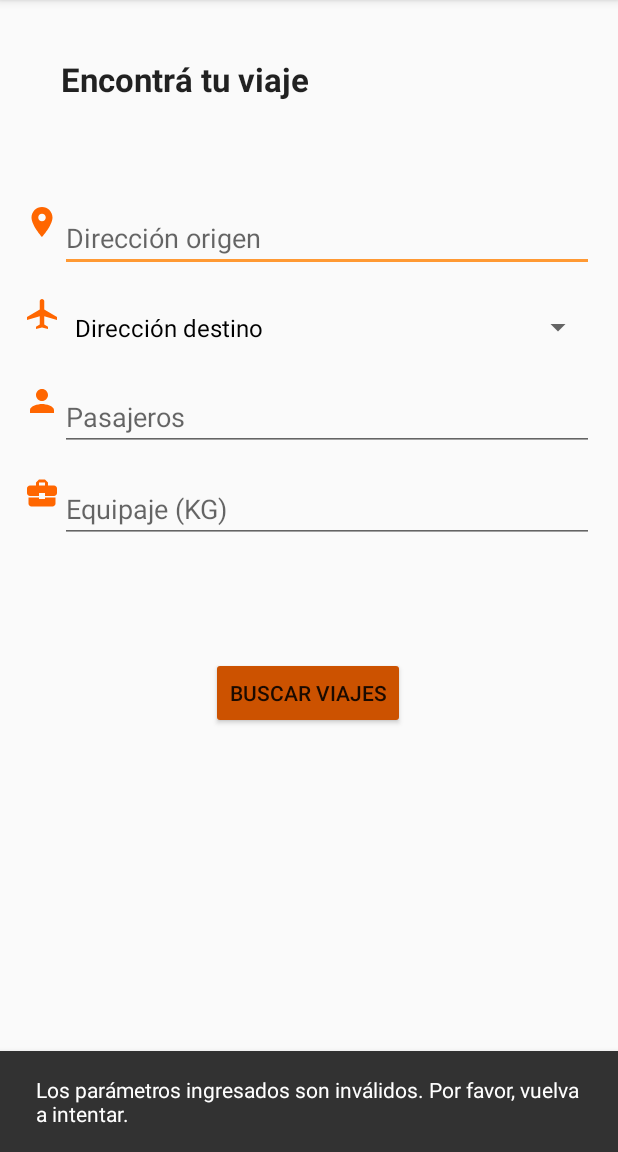
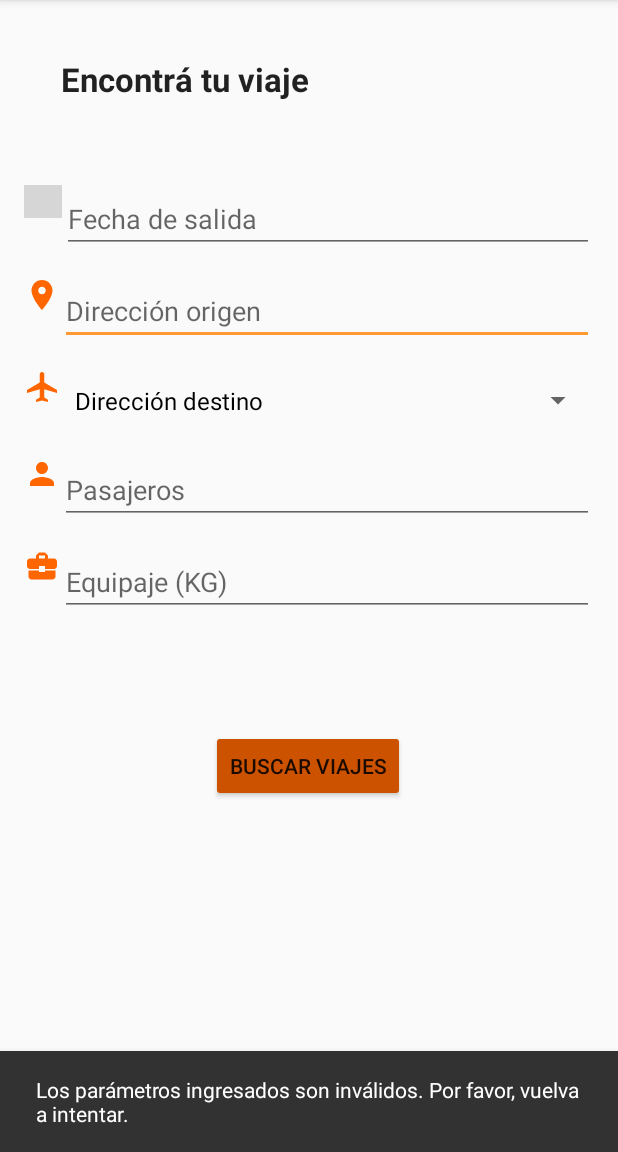
Before and after one commit to juanmartinez-19/vaa, an Android app built with Jetpack Compose: the screen it shows after launch (HomeActivity), after a tap on "BUSCAR VIAJES", on a phone screen of 412 x 824 dp, the part 84-1236 px from its top. Run offline under Robolectric (Android 15) with nearby library versions, the phone set to English and light mode, and no system bars; our stand-ins replace navigation-ui; grey boxes are pictures that could not be loaded.

Commit message:
Agrega fecha del viaje en la pantalla de inicio

```diff
--- a/app/src/main/java/com/example/vanalaeropuerto/fragments/HomeFragment.kt
+++ b/app/src/main/java/com/example/vanalaeropuerto/fragments/HomeFragment.kt
@@ -1,5 +1,6 @@
 package com.example.vanalaeropuerto.fragments
 
+import android.app.DatePickerDialog
 import android.content.Context
 import android.content.SharedPreferences
 import androidx.lifecycle.ViewModelProvider
@@ -12,6 +13,7 @@ import android.view.ViewGroup
 import android.widget.AdapterView
 import android.widget.ArrayAdapter
 import android.widget.Button
+import android.widget.DatePicker
 import android.widget.EditText
 import android.widget.ProgressBar
 import android.widget.Spinner
@@ -22,6 +24,7 @@ import com.example.vanalaeropuerto.R
 import com.example.vanalaeropuerto.data.ViewState
 import com.example.vanalaeropuerto.viewmodels.HomeViewModel
 import com.google.android.material.snackbar.Snackbar
+import java.util.Calendar
 
 class HomeFragment : Fragment() {
 
@@ -31,6 +34,7 @@ class HomeFragment : Fragment() {
     private lateinit var spDestinationAddress : Spinner
     private lateinit var etPassangers : EditText
     private lateinit var etLuggage : EditText
+    private lateinit var etDepartureDate : EditText
     private lateinit var btnSearch : Button
     //State
     private lateinit var progressBar : ProgressBar
@@ -40,6 +44,8 @@ class HomeFragment : Fragment() {
     private var destinationAddress: String=""
     private var luggage: Float = 0F
     private var passangers: Int = 0
+    private var departureDate: String?=""
+    private var selectedDateInMillis: Long = 0
 
     val opcionesDestino = listOf("Dirección destino", "Buenos Aires Aeroparque, Argentina (AEP)", "Buenos Aires Ezeiza, Argentina (EZE)")
 
@@ -58,6 +64,7 @@ class HomeFragment : Fragment() {
         btnSearch = v.findViewById(R.id.btnBuscar)
         progressBar = v.findViewById(R.id.progressBarLoading)
         textViewTitle = v.findViewById(R.id.tvTitle)
+        etDepartureDate = v.findViewById(R.id.etDepartureDate)
 
         return v
     }
@@ -67,12 +74,17 @@ class HomeFragment : Fragment() {
 
         viewModel = ViewModelProvider(this).get(HomeViewModel::class.java)
 
-        val adapter = object : ArrayAdapter<String>(requireContext(), R.layout.item_spinner, opcionesDestino) {
+        val adapter = object :
+            ArrayAdapter<String>(requireContext(), R.layout.item_spinner, opcionesDestino) {
             override fun isEnabled(position: Int): Boolean {
                 return position != 0
             }
 
-            override fun getDropDownView(position: Int, convertView: View?, parent: ViewGroup): View {
+            override fun getDropDownView(
+                position: Int,
+                convertView: View?,
+                parent: ViewGroup
+            ): View {
                 val v = super.getDropDownView(position, convertView, parent)
                 val textView = v as TextView
 
@@ -85,8 +97,13 @@ class HomeFragment : Fragment() {
         }
 
         spDestinationAddress.onItemSelectedListener = object : AdapterView.OnItemSelectedListener {
-            override fun onItemSelected(parent: AdapterView<*>, view: View?, position: Int, id: Long) {
-               if (position == 0) {
+            override fun onItemSelected(
+                parent: AdapterView<*>,
+                view: View?,
+                position: Int,
+                id: Long
+            ) {
+                if (position == 0) {
                     return
                 }
                 val selectedOption = parent.getItemAtPosition(position).toString()
@@ -98,12 +115,17 @@ class HomeFragment : Fragment() {
             }
         }
 
+        spDestinationAddress.adapter = adapter
 
-        spDestinationAddress.adapter = adapter
+        etDepartureDate.setOnClickListener {
+            this.showDatePickerDialog()
+        }
 
         btnSearch.setOnClickListener {
 
             originAddress = etOriginAddress.text?.toString()
+
+            departureDate = etDepartureDate.text?.toString()
 
             val equipajeString = etLuggage.text?.toString()
             luggage = if (!equipajeString.isNullOrBlank()) {
@@ -119,7 +141,8 @@ class HomeFragment : Fragment() {
                 0
             }
 
-            viewModel.validarDatos(originAddress, destinationAddress, luggage, passangers)
+            viewModel.validarDatos(originAddress, destinationAddress, luggage, passangers, selectedDateInMillis)
+
             this.observeState()
         }
     }
@@ -131,6 +154,23 @@ class HomeFragment : Fragment() {
         spDestinationAddress.setSelection(if (selectedPosition != -1) selectedPosition else 0)
     }
 
+    private fun showDatePickerDialog() {
+        val calendar = Calendar.getInstance()
+        val year = calendar.get(Calendar.YEAR)
+        val month = calendar.get(Calendar.MONTH)
+        val day = calendar.get(Calendar.DAY_OF_MONTH)
+
+        val datePickerDialog = DatePickerDialog(requireContext(), { _: DatePicker, year: Int, month: Int, dayOfMonth: Int ->
+            val selectedCalendar = Calendar.getInstance()
+            selectedCalendar.set(year, month, dayOfMonth)
+            selectedDateInMillis = selectedCalendar.timeInMillis
+
+            val selectedDate = "$dayOfMonth/${month + 1}/$year"
+            etDepartureDate.setText(selectedDate)
+        }, year, month, day)
+
+        datePickerDialog.show()
+    }
 
     private fun observeState () {
         viewModel.viewState.observe(viewLifecycleOwner, Observer { viewState ->
--- a/app/src/main/java/com/example/vanalaeropuerto/viewmodels/HomeViewModel.kt
+++ b/app/src/main/java/com/example/vanalaeropuerto/viewmodels/HomeViewModel.kt
@@ -5,6 +5,7 @@ import androidx.lifecycle.LiveData
 import androidx.lifecycle.MutableLiveData
 import androidx.lifecycle.ViewModel
 import com.example.vanalaeropuerto.data.ViewState
+import java.util.Calendar
 
 class HomeViewModel : ViewModel() {
 
@@ -14,9 +15,10 @@ class HomeViewModel : ViewModel() {
     init {
         _viewState.value = ViewState.Idle
     }
-    fun validarDatos(originAddress: String?, destinationAddress: String, luggage: Float?, passangers: Int?) {
+    fun validarDatos(originAddress: String?, destinationAddress: String, luggage: Float?, passangers: Int?, selectedDateInMillis: Long?) {
         _viewState.value = ViewState.Loading
 
+        val currentDateInMillis = Calendar.getInstance().timeInMillis
         val errores = mutableListOf<String>()
 
         if (luggage == null) {
@@ -39,6 +41,12 @@ class HomeViewModel : ViewModel() {
             errores.add("Dirección de destino no puede estar vacía")
         }
 
+        if (selectedDateInMillis==null) {
+            errores.add("Fecha de salida no puede estar vacía")
+        } else if (selectedDateInMillis <= currentDateInMillis) {
+            errores.add("Fecha de salida debe ser mayor a la fecha actual")
+        }
+
         if (errores.isNotEmpty()) {
             _viewState.value = ViewState.InvalidParameters
             Log.e("ValidarDatos", "Errores: ${errores.joinToString(", ")}")
--- a/app/src/main/res/layout/fragment_home.xml
+++ b/app/src/main/res/layout/fragment_home.xml
@@ -7,7 +7,41 @@
     android:layout_height="match_parent"
     tools:context=".fragments.HomeFragment">
 
+    <!-- Layout para Fecha de salida -->
+
     <!-- Layout para Dirección origen -->
+
+    <LinearLayout
+        android:id="@+id/layoutFechaSalida"
+        android:layout_width="0dp"
+        android:layout_height="wrap_content"
+        android:layout_marginStart="16dp"
+        android:layout_marginTop="56dp"
+        android:layout_marginEnd="16dp"
+        android:orientation="horizontal"
+        app:layout_constraintEnd_toEndOf="parent"
+        app:layout_constraintHorizontal_bias="0.0"
+        app:layout_constraintStart_toStartOf="parent"
+        app:layout_constraintTop_toBottomOf="@id/tvTitle">
+
+        <ImageView
+            android:id="@+id/iconFechaSalida"
+            android:layout_width="25dp"
+            android:layout_height="22dp"
+            android:contentDescription="Icono Fecha de Salida"
+            android:src="@drawable/baseline_calendar_month_24" />
+
+        <EditText
+            android:id="@+id/etDepartureDate"
+            android:layout_width="0dp"
+            android:layout_height="wrap_content"
+            android:layout_weight="1"
+            android:clickable="true"
+            android:focusable="false"
+            android:hint="Fecha de salida"
+            android:inputType="date" />
+    </LinearLayout>
+
     <LinearLayout
         android:id="@+id/layoutDireccionOrigen"
         android:layout_width="0dp"
@@ -15,10 +49,10 @@
         android:orientation="horizontal"
         app:layout_constraintStart_toStartOf="parent"
         app:layout_constraintEnd_toEndOf="parent"
-        app:layout_constraintTop_toTopOf="parent"
+        app:layout_constraintTop_toBottomOf="@id/layoutFechaSalida"
         android:layout_marginStart="16dp"
         android:layout_marginEnd="16dp"
-        android:layout_marginTop="136dp">
+        android:layout_marginTop="16dp">
 
         <ImageView
             android:id="@+id/iconDireccionOrigen"
@@ -66,6 +100,7 @@
             android:spinnerItemStyle="@style/SpinnerItemStyle" />
     </LinearLayout>
 
+    <!-- Layout para Pasajeros -->
     <LinearLayout
         android:id="@+id/layoutPasajeros"
         android:layout_width="0dp"
@@ -124,7 +159,6 @@
     </LinearLayout>
 
     <!-- Botón para enviar el formulario -->
-
     <Button
         android:id="@+id/btnBuscar"
         android:layout_width="wrap_content"
@@ -152,8 +186,8 @@
 
     <TextView
         android:id="@+id/tvTitle"
-        android:layout_width="218dp"
-        android:layout_height="34dp"
+        android:layout_width="wrap_content"
+        android:layout_height="wrap_content"
         android:layout_marginStart="13dp"
         android:layout_marginTop="38dp"
         android:layout_marginEnd="180dp"
@@ -162,10 +196,9 @@
         android:textAlignment="center"
         android:textAppearance="@style/TextAppearance.AppCompat.Large"
         android:textStyle="bold"
-        app:layout_constraintBottom_toTopOf="@+id/layoutDireccionOrigen"
+        app:layout_constraintBottom_toTopOf="@id/layoutFechaSalida"
         app:layout_constraintEnd_toEndOf="parent"
         app:layout_constraintStart_toStartOf="parent"
         app:layout_constraintTop_toTopOf="parent" />
 
-
 </androidx.constraintlayout.widget.ConstraintLayout>
```
